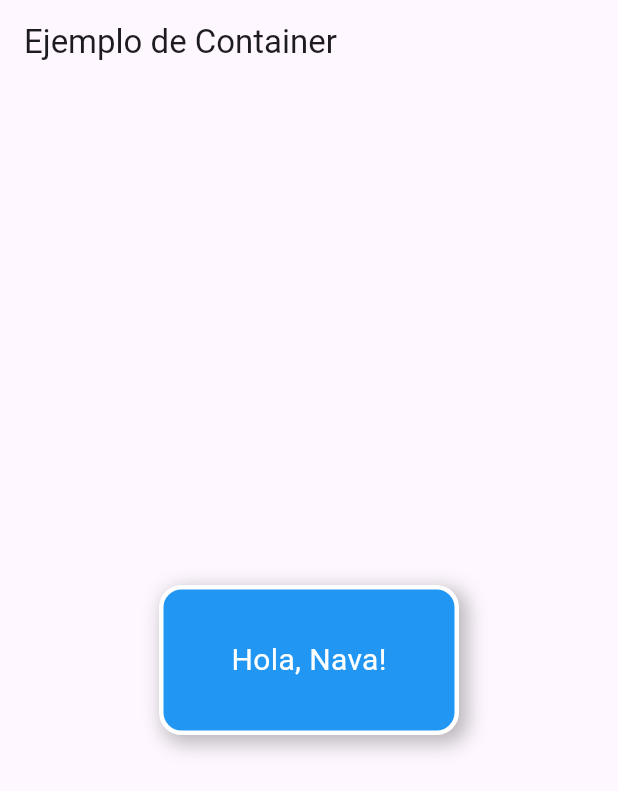
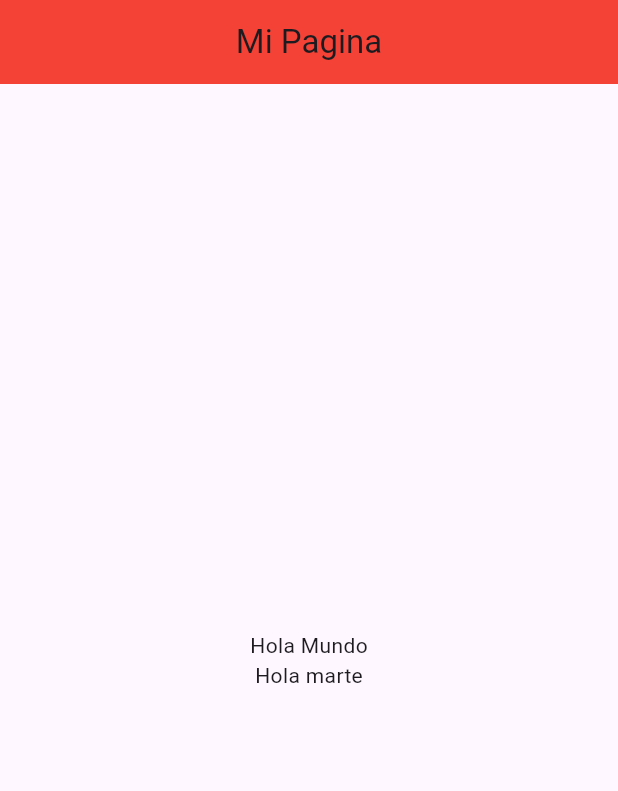
Before and after one commit to Eliseo128/miniflutter, a Flutter app: the screen it shows after launch, on a phone screen of 412 x 824 dp. Shown: the top 791 px of the screen. Run offline on Flutter 3.47's test engine with Material 3 defaults, Android fonts, the phone set to English and light mode, and no system bars.

```diff
--- a/mi_app/lib/main.dart
+++ b/mi_app/lib/main.dart
@@ -5,40 +5,43 @@ void main() {
 }
 
 class MyApp extends StatelessWidget {
-  const MyApp({super.key});
+  const MyApp({Key? key}) : super(key: key);
 
   @override
   Widget build(BuildContext context) {
     return MaterialApp(
       debugShowCheckedModeBanner: false,
-      home: Scaffold(
-        appBar: AppBar(
-          title: const Text("Ejemplo de Container"),
-        ),
-        body: Center(
-          child: Container(
-            width: 200, // Ancho del contenedor
-            height: 100, // Alto del contenedor
-            decoration: BoxDecoration(
-              color: Colors.blue, // Color de fondo
-              borderRadius: BorderRadius.circular(15), // Bordes redondeados
-              border: Border.all(color: Colors.white, width: 3), // Borde
-              boxShadow: const [
-                BoxShadow(
-                  color: Colors.black26,
-                  blurRadius: 10,
-                  spreadRadius: 2,
-                  offset: Offset(4, 4), // Sombra
-                ),
-              ],
+      title: 'Flutter Demo',
+      theme: ThemeData(
+        primarySwatch: Colors.blue,
+      ),
+      home: const MiPagina(),
+    );
+  }
+}
+
+class MiPagina extends StatelessWidget {
+  const MiPagina({super.key});
+
+  @override
+  Widget build(BuildContext context) {
+    return Scaffold(
+      appBar: AppBar(
+        title: const Text('Mi Pagina'),
+        backgroundColor: Colors.red,
+        centerTitle: true,
+      ),
+      body: const Center(
+        child: Column(
+          mainAxisAlignment: MainAxisAlignment.center,
+          children: <Widget>[
+            Text(
+              'Hola Mundo',
             ),
-            padding: const EdgeInsets.all(16), // Espacio interno
-            alignment: Alignment.center, // Alineación del contenido
-            child: const Text(
-              "Hola, Nava!",
-              style: TextStyle(color: Colors.white, fontSize: 20),
+                        Text(
+              'Hola marte',
             ),
-          ),
+          ],
         ),
       ),
     );
```
